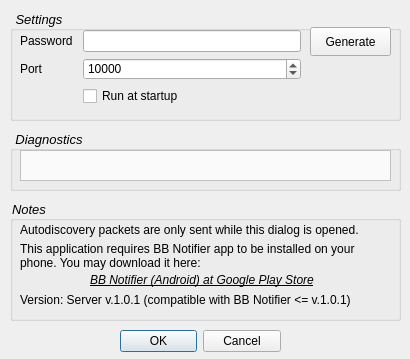
coder4hire/BBNotifier, file CallNotifierServer/SettingsDialog.ui: the form before one commit.
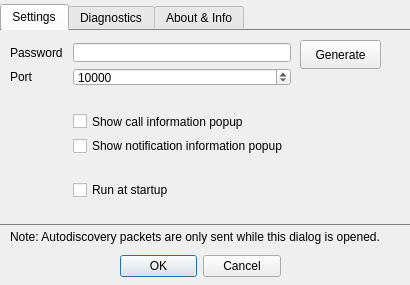
The form after the commit. The open tabs and pages were chosen to show the change. Icons and pictures are not drawn. Custom widgets are drawn as their Qt base class.

```diff
--- a/CallNotifierServer/SettingsDialog.ui
+++ b/CallNotifierServer/SettingsDialog.ui
@@ -7,7 +7,7 @@
     <x>0</x>
     <y>0</y>
     <width>410</width>
-    <height>359</height>
+    <height>285</height>
    </rect>
   </property>
   <property name="sizePolicy">
@@ -30,7 +30,7 @@
    <property name="geometry">
     <rect>
      <x>120</x>
-     <y>325</y>
+     <y>250</y>
      <width>161</width>
      <height>32</height>
     </rect>
@@ -42,55 +42,66 @@
     <set>QDialogButtonBox::Cancel|QDialogButtonBox::Ok</set>
    </property>
   </widget>
-  <widget class="QGroupBox" name="groupBox">
+  <widget class="QTabWidget" name="tabWidget">
    <property name="geometry">
     <rect>
-     <x>10</x>
-     <y>10</y>
-     <width>391</width>
-     <height>111</height>
+     <x>0</x>
+     <y>4</y>
+     <width>410</width>
+     <height>221</height>
     </rect>
    </property>
    <property name="styleSheet">
-    <string notr="true">QGroupBox
-{
-	font: italic 10pt;
+    <string notr="true">QTabWidget::pane{
+    border-top: 1px solid gray;
+    border-bottom: 1px solid gray;
+	background: qlineargradient(x1: 0, y1: 0, x2: 0, y2: 1,
+                                stop: 0 #FFFFFF, stop: 0.4 #E8E8E8,
+                                stop: 0.5 #E0E0E0, stop: 1.0 #E8E8E8);
+
+    margin-top: -1px;
 }</string>
    </property>
-   <property name="title">
-    <string> Settings </string>
+   <property name="tabPosition">
+    <enum>QTabWidget::North</enum>
    </property>
+   <property name="currentIndex">
+    <number>2</number>
+   </property>
+   <widget class="QWidget" name="tabSettings">
+    <attribute name="title">
+     <string>Settings</string>
+    </attribute>
+    <widget class="QPushButton" name="btnGen">
+     <property name="geometry">
+      <rect>
+       <x>300</x>
+       <y>10</y>
+       <width>81</width>
+       <height>29</height>
+      </rect>
+     </property>
+     <property name="text">
+      <string>Generate</string>
+     </property>
+    </widget>
    <widget class="QWidget" name="gridLayoutWidget">
     <property name="geometry">
      <rect>
       <x>10</x>
-      <y>20</y>
+       <y>13</y>
       <width>281</width>
-      <height>78</height>
+       <height>155</height>
      </rect>
     </property>
     <layout class="QGridLayout" name="gridLayout">
      <property name="horizontalSpacing">
       <number>10</number>
      </property>
-     <item row="0" column="0">
-      <widget class="QLabel" name="lblPass">
+      <item row="8" column="1">
+       <widget class="QCheckBox" name="chkStartup">
        <property name="text">
-        <string>Password</string>
-       </property>
-      </widget>
-     </item>
-     <item row="0" column="1">
-      <widget class="QLineEdit" name="edtPass">
-       <property name="readOnly">
-        <bool>true</bool>
-       </property>
-      </widget>
-     </item>
-     <item row="2" column="0">
-      <widget class="QLabel" name="lblPort">
-       <property name="text">
-        <string>Port</string>
+         <string>Run at startup</string>
        </property>
       </widget>
      </item>
@@ -107,54 +118,69 @@
        </property>
       </widget>
      </item>
-     <item row="3" column="1">
-      <widget class="QCheckBox" name="chkStartup">
+      <item row="2" column="0">
+       <widget class="QLabel" name="lblPort">
        <property name="text">
-        <string>Run at startup</string>
+         <string>Port</string>
+        </property>
+       </widget>
+      </item>
+      <item row="0" column="1">
+       <widget class="QLineEdit" name="edtPass">
+        <property name="readOnly">
+         <bool>true</bool>
+        </property>
+       </widget>
+      </item>
+      <item row="0" column="0">
+       <widget class="QLabel" name="lblPass">
+        <property name="text">
+         <string>Password</string>
+        </property>
+       </widget>
+      </item>
+      <item row="6" column="1">
+       <widget class="QCheckBox" name="chkShowNotificationPopup">
+        <property name="text">
+         <string>Show notification information popup</string>
+        </property>
+       </widget>
+      </item>
+      <item row="4" column="1">
+       <widget class="QLabel" name="label_2">
+        <property name="text">
+         <string/>
+        </property>
+       </widget>
+      </item>
+      <item row="7" column="1">
+       <widget class="QLabel" name="label_3">
+        <property name="text">
+         <string/>
+        </property>
+       </widget>
+      </item>
+      <item row="5" column="1">
+       <widget class="QCheckBox" name="chkShowCallPopups">
+        <property name="text">
+         <string>Show call information popup</string>
        </property>
       </widget>
      </item>
     </layout>
    </widget>
-   <widget class="QPushButton" name="btnGen">
-    <property name="geometry">
-     <rect>
-      <x>300</x>
-      <y>17</y>
-      <width>81</width>
-      <height>29</height>
-     </rect>
-    </property>
-    <property name="text">
-     <string>Generate</string>
-    </property>
    </widget>
-  </widget>
-  <widget class="QGroupBox" name="groupBox_2">
-   <property name="geometry">
-    <rect>
-     <x>10</x>
-     <y>130</y>
-     <width>391</width>
-     <height>61</height>
-    </rect>
-   </property>
-   <property name="styleSheet">
-    <string notr="true">QGroupBox
-{
-font: italic 10pt;
-}</string>
-   </property>
-   <property name="title">
-    <string> Diagnostics </string>
-   </property>
+   <widget class="QWidget" name="tabDiagnostics">
+    <attribute name="title">
+     <string>Diagnostics</string>
+    </attribute>
    <widget class="QPlainTextEdit" name="edtDiagnostics">
     <property name="geometry">
      <rect>
       <x>10</x>
-      <y>20</y>
+       <y>40</y>
       <width>371</width>
-      <height>31</height>
+       <height>81</height>
      </rect>
     </property>
     <property name="styleSheet">
@@ -170,14 +196,46 @@
      <bool>true</bool>
     </property>
    </widget>
+    <widget class="QLabel" name="label">
+     <property name="geometry">
+      <rect>
+       <x>10</x>
+       <y>14</y>
+       <width>241</width>
+       <height>16</height>
+      </rect>
+     </property>
+     <property name="text">
+      <string>Diagnostics output (updating every 5 seconds):</string>
+     </property>
+    </widget>
+   </widget>
+   <widget class="QWidget" name="tabAbout">
+    <attribute name="title">
+     <string>About &amp;&amp; Info</string>
+    </attribute>
+    <widget class="QLabel" name="lblAutodiscovery_3">
+     <property name="geometry">
+      <rect>
+       <x>10</x>
+       <y>10</y>
+       <width>371</width>
+       <height>41</height>
+      </rect>
+     </property>
+     <property name="text">
+      <string>Version:
+    Server v.1.1.0
+    (compatible with BB Notifier &lt;= v.1.1.0)</string>
+     </property>
   </widget>
   <widget class="QGroupBox" name="groupBox_3">
    <property name="geometry">
     <rect>
-     <x>10</x>
-     <y>200</y>
-     <width>391</width>
-     <height>121</height>
+       <x>5</x>
+       <y>80</y>
+       <width>401</width>
+       <height>101</height>
     </rect>
    </property>
    <property name="styleSheet">
@@ -249,24 +307,22 @@
      <string>Autodiscovery packets are only sent while this dialog is opened.</string>
     </property>
    </widget>
-   <widget class="QLabel" name="lblAutodiscovery_3">
+    </widget>
+   </widget>
+  </widget>
+  <widget class="QLabel" name="lblAutodiscovery_4">
     <property name="geometry">
      <rect>
       <x>10</x>
-      <y>90</y>
-      <width>371</width>
+     <y>227</y>
+     <width>391</width>
       <height>20</height>
      </rect>
     </property>
     <property name="text">
-     <string>Version: Server v.1.0.1 (compatible with BB Notifier &lt;= v.1.0.1)</string>
-    </property>
-   </widget>
-  </widget>
-  <zorder>groupBox_2</zorder>
-  <zorder>groupBox</zorder>
-  <zorder>buttonBox</zorder>
-  <zorder>groupBox_3</zorder>
+    <string>Note: Autodiscovery packets are only sent while this dialog is opened.</string>
+   </property>
+  </widget>
  </widget>
  <customwidgets>
   <customwidget>
```
Lines whose indentation alone changed are shown as unchanged.
